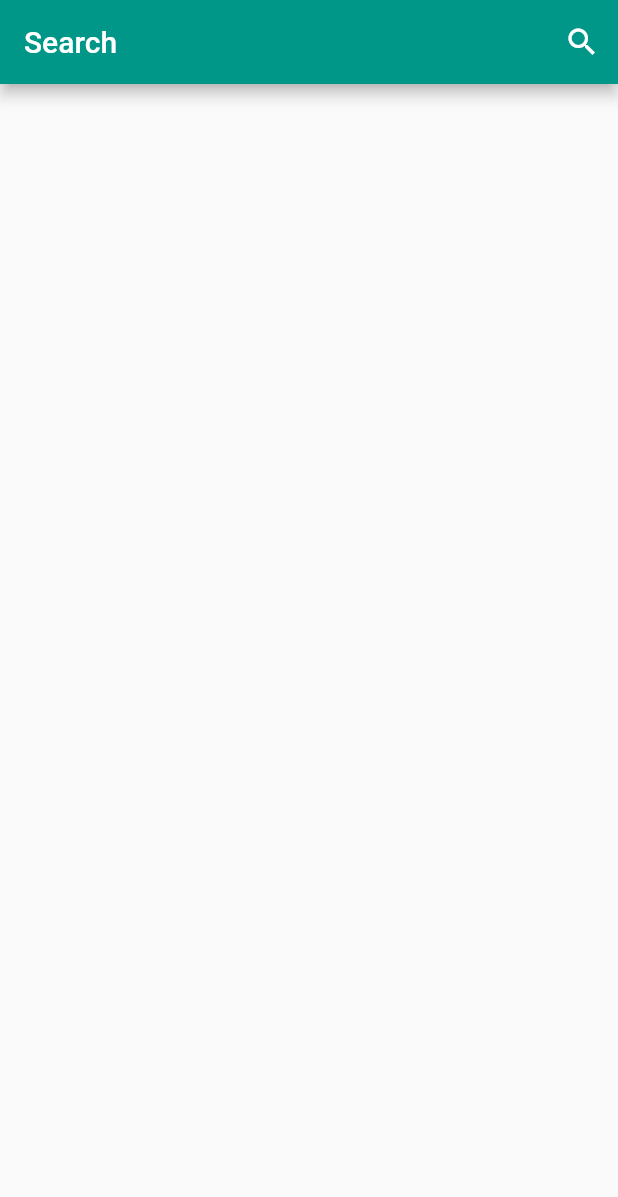
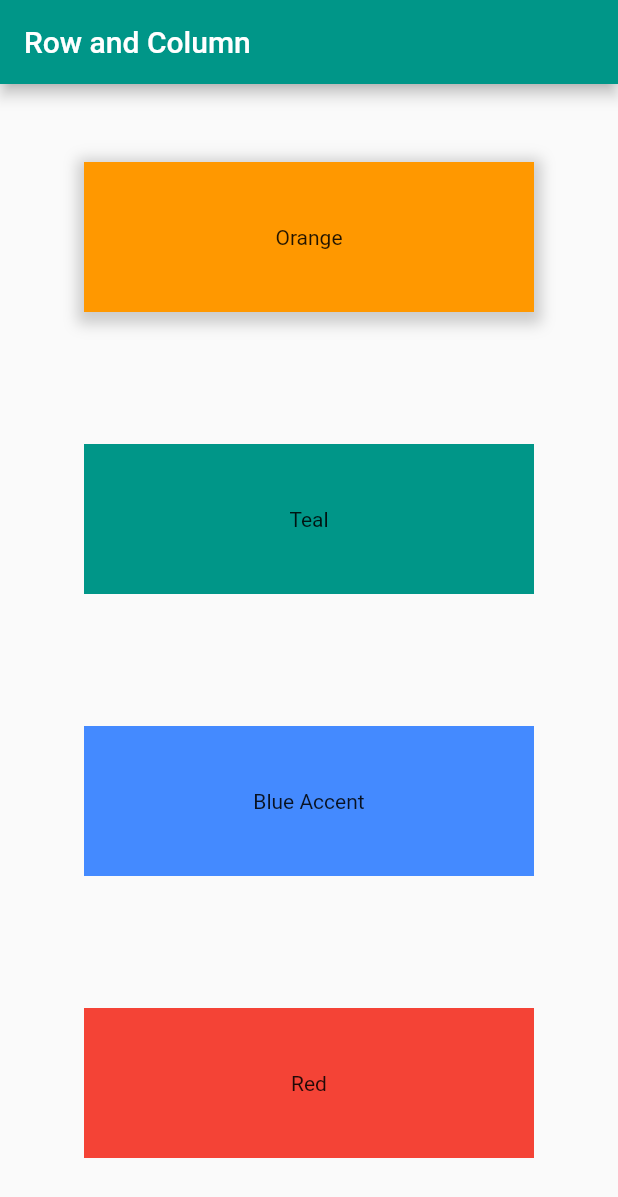
Before and after one commit to MuradRahmanSaud/practice, a Flutter app: the screen it shows after launch, on a phone screen of 412 x 824 dp. Shown: the top 1197 px of the screen. Run offline on Flutter 3.47's test engine with Material 2 defaults, Android fonts, the phone set to English and light mode, and no system bars.

Commit message:
Add Column

```diff
--- a/lib/main.dart
+++ b/lib/main.dart
@@ -1,6 +1,7 @@
 import 'package:flutter/material.dart';
 import 'package:practice/appbar.dart';
 import 'package:practice/home_Page.dart';
+import 'package:practice/row_Column.dart';
 
 void main() {
   runApp(const MyApp());
@@ -18,7 +19,7 @@ class MyApp extends StatelessWidget {
       theme: ThemeData(primarySwatch: Colors.teal,
 
       ),
-      home: App_Bar(),
+      home: Row_Column(),
 
     );
   }
--- /dev/null
+++ b/lib/row_Column.dart
@@ -0,0 +1,72 @@
+import 'package:flutter/material.dart';
+
+class Row_Column extends StatefulWidget {
+  const Row_Column({super.key});
+
+  @override
+  State<Row_Column> createState() => _Row_ColumnState();
+}
+
+class _Row_ColumnState extends State<Row_Column> {
+  @override
+  Widget build(BuildContext context) {
+    return Scaffold(
+      appBar: AppBar(
+        title: Text("Row and Column"),
+      ),
+      body: Padding(
+        padding: const EdgeInsets.all(8.0),
+        child: Center(
+          child: Column(
+            mainAxisAlignment: MainAxisAlignment.spaceAround,
+            children: [
+              Container(
+                width: 300,
+                height: 100,
+                decoration: BoxDecoration(
+                  boxShadow: [
+                    BoxShadow(
+                      color: Colors.grey.withOpacity(0.5),
+                      // Color of the shadow
+                      spreadRadius: 5,
+                      // Spread radius of the shadow
+                      blurRadius: 7,
+                      // Blur radius of the shadow
+                      offset: Offset(0, 3),
+                    )
+                  ],
+                  color: Colors.orange,
+                ),
+                padding: EdgeInsets.all(10),
+                child: Text("Orange"),
+                alignment: Alignment.center,
+              ),
+              Container(
+                width: 300,
+                height: 100,
+
+                color: Colors.teal,
+                child: Text("Teal"),
+                alignment: Alignment.center,
+              ),
+              Container(
+                width: 300,
+                height: 100,
+                color: Colors.blueAccent,
+                child: Text("Blue Accent"),
+                alignment: Alignment.center,
+              ),
+              Container(
+                width: 300,
+                height: 100,
+                color: Colors.red,
+                child: Text("Red"),
+                alignment: Alignment.center,
+              ),
+            ],
+          ),
+        ),
+      ),
+    );
+  }
+}
--- a/lib/search_Page.dart
+++ b/lib/search_Page.dart
@@ -11,7 +11,7 @@ class SearchPage extends StatelessWidget {
           width: double.infinity,
           height: 40,
           decoration: BoxDecoration(
-            color: Colors.white,borderRadius: BorderRadius.circular(5)
+              color: Colors.white,borderRadius: BorderRadius.circular(5)
           ),
           child: Center(
             child: TextField(
```
